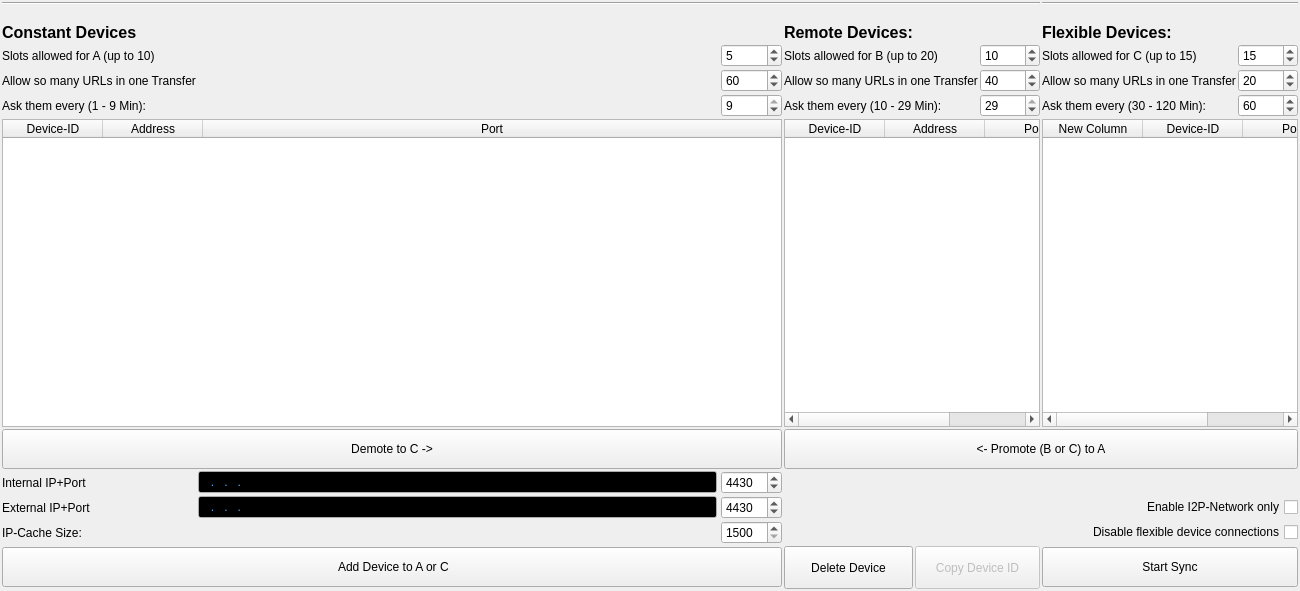
berndhs/arado, file ui/connection-display.ui: the form before one commit.
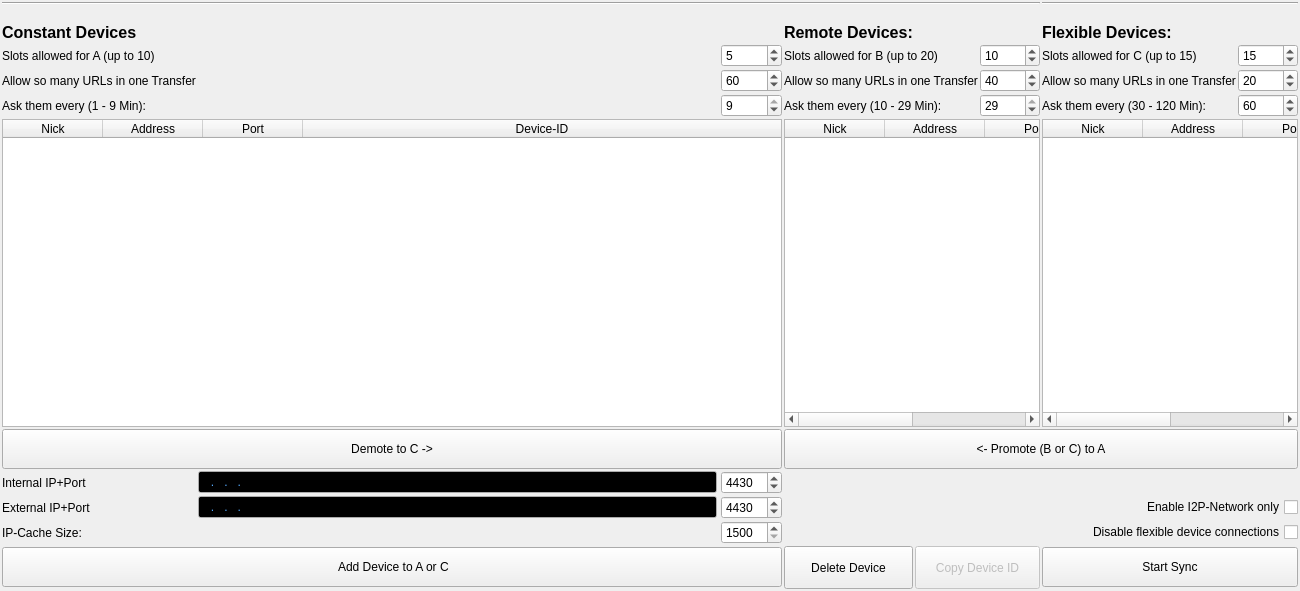
The form after the commit. Icons and pictures are not drawn.

Commit message: Networkdisplay: Nick names are shown in the table header "Nick" now, Table column "Device-ID" added to each ABC Table, which is the unique Device-/peer-ID generated automatically, e.g. one SHA1

```diff
--- a/ui/connection-display.ui
+++ b/ui/connection-display.ui
@@ -335,7 +335,7 @@
      </attribute>
      <column>
       <property name="text">
-       <string>Device-ID</string>
+       <string>Nick</string>
       </property>
      </column>
      <column>
@@ -348,6 +348,11 @@
        <string>Port</string>
       </property>
      </column>
+     <column>
+      <property name="text">
+       <string>Device-ID</string>
+      </property>
+     </column>
     </widget>
    </item>
    <item row="6" column="4" colspan="3">
@@ -363,7 +368,7 @@
      </attribute>
      <column>
       <property name="text">
-       <string>Device-ID</string>
+       <string>Nick</string>
       </property>
      </column>
      <column>
@@ -376,6 +381,11 @@
        <string>Port</string>
       </property>
      </column>
+     <column>
+      <property name="text">
+       <string>Device-ID</string>
+      </property>
+     </column>
     </widget>
    </item>
    <item row="6" column="7" colspan="3">
@@ -394,12 +404,12 @@
      </attribute>
      <column>
       <property name="text">
-       <string>New Column</string>
+       <string>Nick</string>
       </property>
      </column>
      <column>
       <property name="text">
-       <string>Device-ID</string>
+       <string>Address</string>
       </property>
      </column>
      <column>
@@ -407,6 +417,11 @@
        <string>Port</string>
       </property>
      </column>
+     <column>
+      <property name="text">
+       <string>Device-ID</string>
+      </property>
+     </column>
     </widget>
    </item>
    <item row="8" column="0">
```
